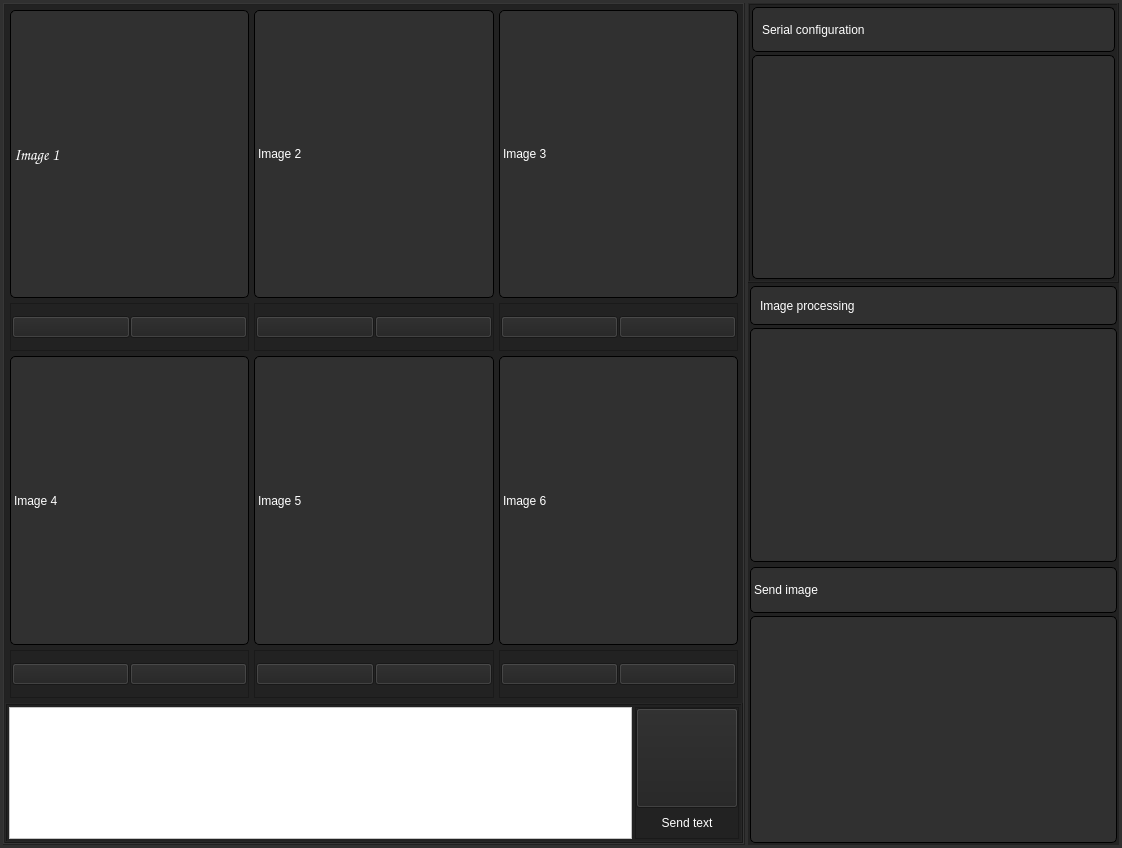
First picture: the form in Python_Interface/Desing.ui, repository Pybarguen/PIC_8Bit_Usb_ImageData, before the edit.
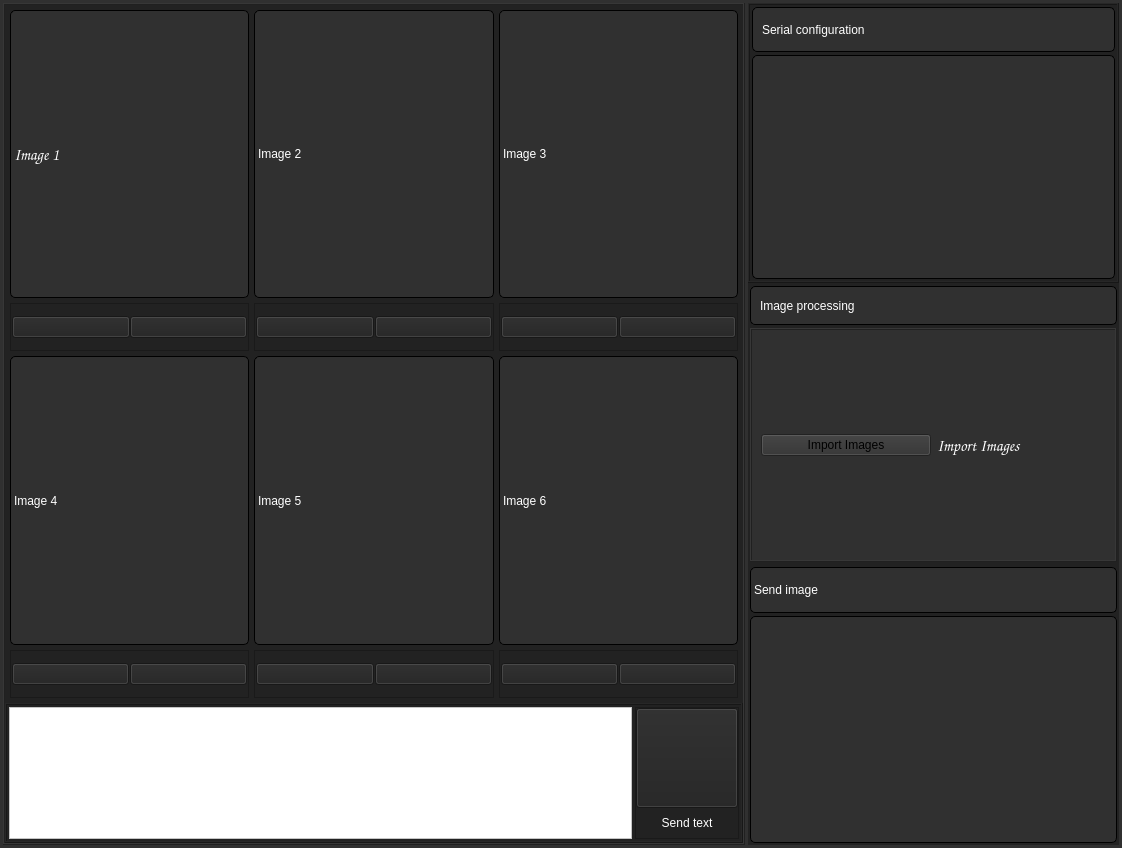
Second picture: the form after the edit. Icons and pictures are not drawn.

Commit message: Feat : Se ha añadido método para convertir valor de pixel de la imagen en un valor de color de 16bits.

What changed in the file:
```diff
--- a/Python_Interface/Desing.ui
+++ b/Python_Interface/Desing.ui
@@ -846,9 +846,7 @@
           <item>
            <widget class="QFrame" name="frame_8">
             <property name="styleSheet">
-             <string notr="true">border: 1px solid black;
-border-radius: 5px;
-background-color: rgb(48, 48, 48);</string>
+             <string notr="true">background-color: rgb(48, 48, 48);</string>
             </property>
             <property name="frameShape">
              <enum>QFrame::Box</enum>
@@ -856,6 +854,35 @@
             <property name="frameShadow">
              <enum>QFrame::Raised</enum>
             </property>
+            <layout class="QGridLayout" name="gridLayout_3">
+             <item row="0" column="0">
+              <layout class="QGridLayout" name="gridLayout_2">
+               <item row="0" column="0">
+                <widget class="QPushButton" name="Import_Image_button">
+                 <property name="text">
+                  <string>Import Images</string>
+                 </property>
+                </widget>
+               </item>
+              </layout>
+             </item>
+             <item row="0" column="1">
+              <widget class="QLabel" name="label_2">
+               <property name="font">
+                <font>
+                 <family>Comic Sans MS</family>
+                 <pointsize>12</pointsize>
+                </font>
+               </property>
+               <property name="styleSheet">
+                <string notr="true">color: rgb(255, 255, 255);</string>
+               </property>
+               <property name="text">
+                <string>Import Images</string>
+               </property>
+              </widget>
+             </item>
+            </layout>
            </widget>
           </item>
          </layout>
```
Left out of the diff: 120 changed lines with no effect on the pictures. The commit also changes 1 other file.
